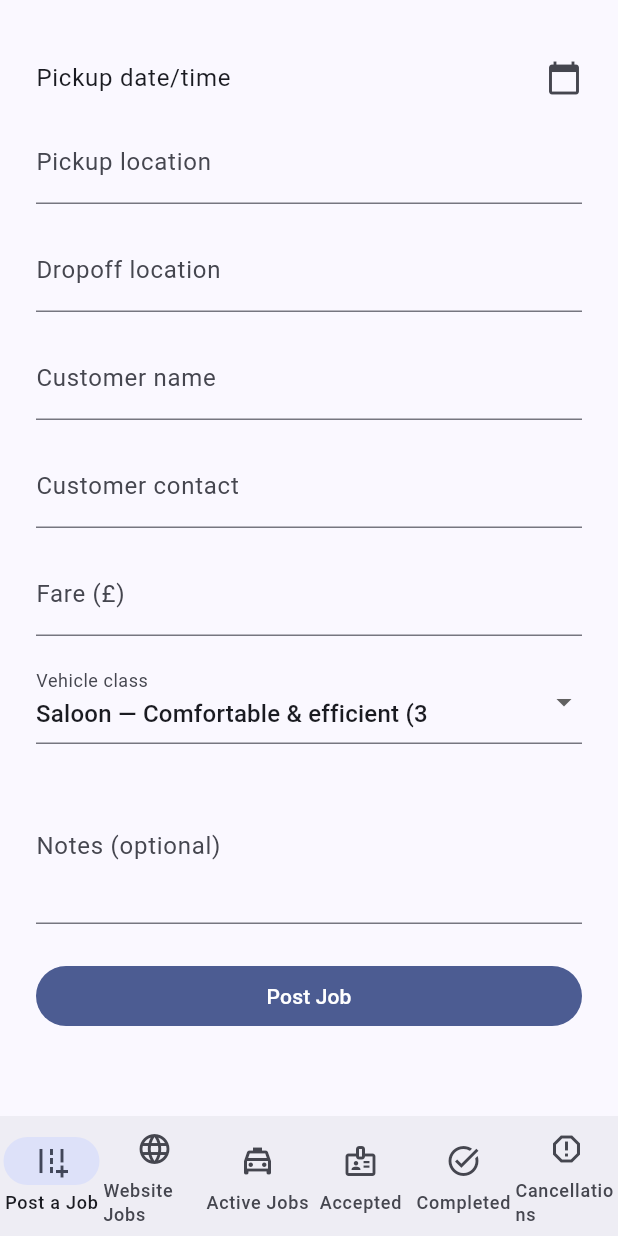
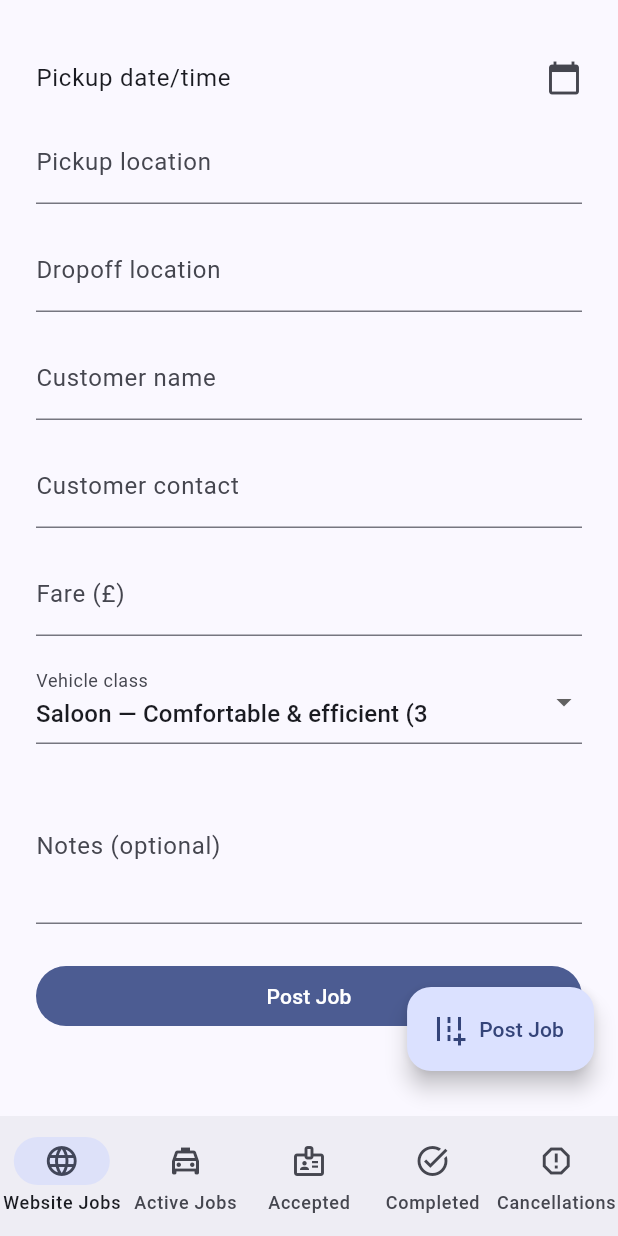
Before and after one commit to SafeerAbbas624/ts-minicab-dispatch, a Flutter app: the JobsShellScreen widget shown alone on an empty page, opened directly, on a phone screen of 412 x 824 dp. Run offline on Flutter 3.47's test engine with Material 3 defaults, Android fonts, the phone set to English and light mode, and no system bars; our stand-ins replace dio, file_picker, firebase_core, firebase_messaging, flutter_riverpod, flutter_secure_storage and 2 more; accounts and stored records are empty; network calls fail.

Commit message:
Move Post a Job from the nav bar to an extended FAB
The bottom nav had no room to spare, so "Post a Job" moves to a
WhatsApp-style extended FAB ("Post Job") that's always visible across
the other 5 sub-tabs, freeing the bar for Website Jobs/Active
Jobs/Accepted/Completed/Cancellations. Nav selection is offset by one
index to account for Post a Job no longer having its own destination.
Live-verified: FAB clears the nav bar, switches to Post a Job on tap,
and the remaining destinations still navigate/highlight correctly.

Co-Authored-By: Claude Sonnet 5 <noreply@anthropic.com>

```diff
--- a/lib/features/admin/presentation/jobs_shell_screen.dart
+++ b/lib/features/admin/presentation/jobs_shell_screen.dart
@@ -28,14 +28,23 @@ class JobsShellScreen extends ConsumerWidget {
   @override
   Widget build(BuildContext context, WidgetRef ref) {
     final index = ref.watch(jobsSubTabIndexProvider);
-    return Column(
+    // Post a Job (index 0 in _tabs) has no nav-bar destination of its own —
+    // that's now the FAB's job, freeing up room in the bar for the other
+    // five. The bar's own selectedIndex is offset by one to account for
+    // that: nav position 0 = _tabs index 1, etc. Clamped so nothing throws
+    // while the Post a Job screen itself is showing (index 0), where no nav
+    // destination truly applies.
+    final navSelectedIndex = (index - 1).clamp(0, 4);
+    return Stack(
+      children: [
+        Column(
           children: [
             Expanded(child: IndexedStack(index: index, children: _tabs)),
             NavigationBar(
-          selectedIndex: index,
-          onDestinationSelected: (i) => ref.read(jobsSubTabIndexProvider.notifier).state = i,
+              selectedIndex: navSelectedIndex,
+              onDestinationSelected: (i) =>
+                  ref.read(jobsSubTabIndexProvider.notifier).state = i + 1,
               destinations: const [
-            NavigationDestination(icon: Icon(Icons.add_road), label: 'Post a Job'),
                 NavigationDestination(icon: Icon(Icons.language), label: 'Website Jobs'),
                 NavigationDestination(icon: Icon(Icons.local_taxi_outlined), label: 'Active Jobs'),
                 NavigationDestination(icon: Icon(Icons.badge_outlined), label: 'Accepted'),
@@ -44,6 +53,17 @@ class JobsShellScreen extends ConsumerWidget {
               ],
             ),
           ],
+        ),
+        Positioned(
+          right: 16,
+          bottom: 110,
+          child: FloatingActionButton.extended(
+            onPressed: () => ref.read(jobsSubTabIndexProvider.notifier).state = 0,
+            icon: const Icon(Icons.add_road),
+            label: const Text('Post Job'),
+          ),
+        ),
+      ],
     );
   }
 }
```
Lines whose indentation alone changed are shown as unchanged.
